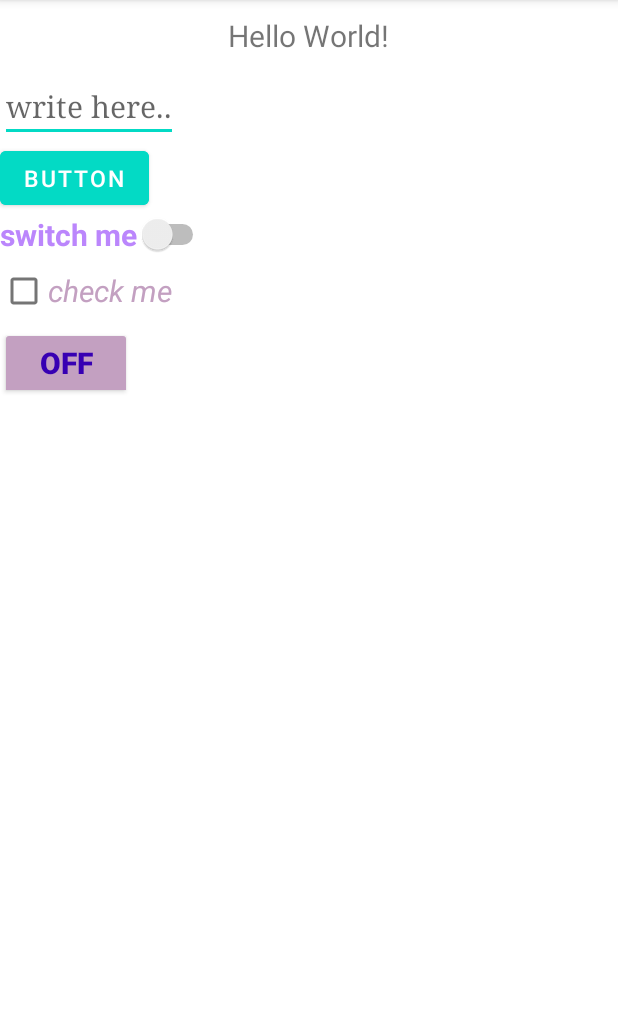
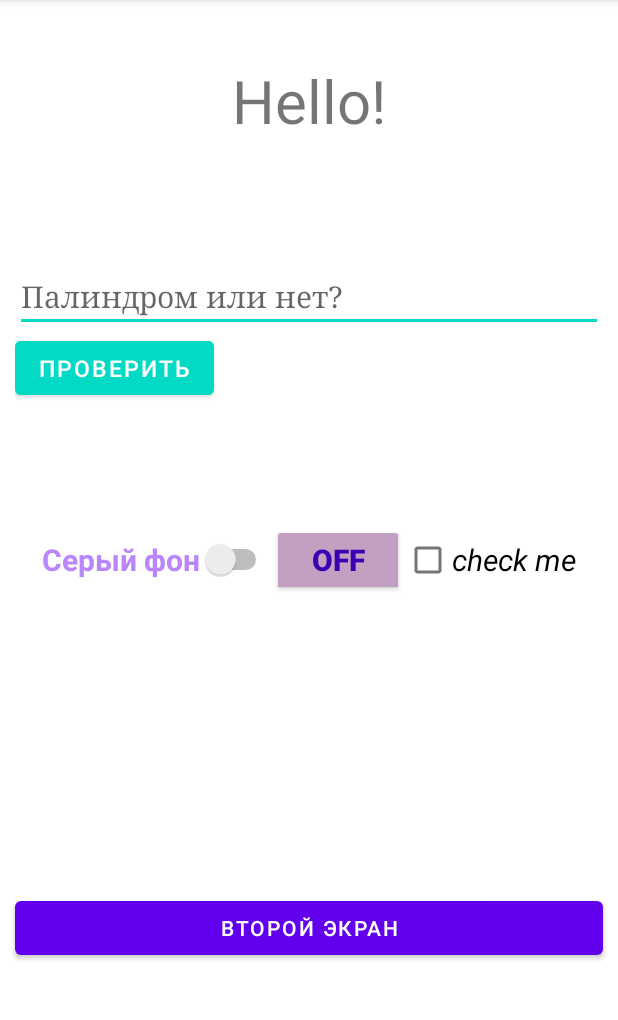
Before and after one commit to Kerencev/HomeWork1, an Android app: the screen it shows after launch (MainActivity), on a phone screen of 412 x 824 dp, the part 84-1104 px from its top. Run offline under Robolectric (Android 15) with nearby library versions, the phone set to English and light mode, and no system bars.

Commit message:
Добавил второй экран и взаимодействие с кнопками

```diff
--- a/app/src/main/AndroidManifest.xml
+++ b/app/src/main/AndroidManifest.xml
@@ -10,6 +10,9 @@
         android:supportsRtl="true"
         android:theme="@style/Theme.HomeWork1">
         <activity
+            android:name=".SecondActivity"
+            android:exported="false" />
+        <activity
             android:name=".MainActivity"
             android:exported="true">
             <intent-filter>
--- a/app/src/main/java/com/kerencev/homeWork1/MainActivity.java
+++ b/app/src/main/java/com/kerencev/homeWork1/MainActivity.java
@@ -2,24 +2,19 @@ package com.kerencev.homeWork1;
 
 import androidx.appcompat.app.AppCompatActivity;
 
+import android.content.Intent;
+import android.graphics.Color;
 import android.os.Bundle;
 import android.view.View;
 import android.widget.Button;
+import android.widget.CheckBox;
 import android.widget.EditText;
-import android.widget.Toast;
+import android.widget.LinearLayout;
+import android.widget.Switch;
+import android.widget.TextView;
+import android.widget.ToggleButton;
 
 public class MainActivity extends AppCompatActivity {
-
-    static boolean isPalindrom(String s) {
-
-        String[] letters = s.split("");
-
-        for (int i = 0; i < letters.length; i++) {
-            if (!letters[i].equalsIgnoreCase(letters[letters.length - 1 - i]))
-                return false;
-        }
-        return true;
-    }
 
     @Override
     protected void onCreate(Bundle savedInstanceState) {
@@ -27,17 +22,86 @@ public class MainActivity extends AppCompatActivity {
         setContentView(R.layout.activity_main);
 
         Button btn = findViewById(R.id.button);
+        Button secondScreen = findViewById(R.id.btn_second_screen);
         EditText text = findViewById(R.id.text);
-
-        isPalindrom(text.getText().toString());
+        TextView result = findViewById(R.id.result_is_palindrom);
+        LinearLayout screenMain = findViewById(R.id.Linear_Layout_Main_Activity);
+        Switch switcher = findViewById(R.id.switcher);
+        ToggleButton setBackgroundText = findViewById(R.id.set_background_text);
+        CheckBox check = findViewById(R.id.check);
+        TextView thanks = findViewById(R.id.thanks);
 
         btn.setOnClickListener(new View.OnClickListener() {
             @Override
             public void onClick(View view) {
-                if(isPalindrom(text.getText().toString()))
-                    Toast.makeText(MainActivity.this, "Это палиндром", Toast.LENGTH_SHORT).show();
+                if (Palindrom.isPalindrom(text.getText().toString())) {
+                    result.setText("Это палиндром!");
+                } else
+                    result.setText("Это не палиндром.");
+                text.setText("");
+            }
+        });
+
+        switcher.setOnClickListener(new View.OnClickListener() {
+            @Override
+            public void onClick(View view) {
+                if (switcher.isChecked())
+                    screenMain.setBackgroundColor(Color.GRAY);
                 else
-                    Toast.makeText(MainActivity.this, "Это не палиндром", Toast.LENGTH_SHORT).show();
+                    screenMain.setBackgroundColor(Color.WHITE);
+            }
+        });
+
+        setBackgroundText.setOnClickListener(new View.OnClickListener() {
+            @Override
+            public void onClick(View view) {
+
+                if (setBackgroundText.isChecked()) {
+                    result.setText("");
+
+                    btn.setOnClickListener(new View.OnClickListener() {
+                        @Override
+                        public void onClick(View view) {
+                            if (Palindrom.isPalindrom(text.getText().toString()))
+                                text.setBackgroundColor(Color.GREEN);
+                            else
+                                text.setBackgroundColor(Color.RED);
+                        }
+                    });
+                } else {
+                    result.setText("");
+                    text.setBackgroundColor(Color.WHITE);
+                    text.setText("");
+
+                    btn.setOnClickListener(new View.OnClickListener() {
+                        @Override
+                        public void onClick(View view) {
+                            if (Palindrom.isPalindrom(text.getText().toString())) {
+                                result.setText("Это палиндром!");
+                            } else
+                                result.setText("Это не палиндром.");
+                            text.setText("");
+                        }
+                    });
+                }
+            }
+        });
+
+        check.setOnClickListener(new View.OnClickListener() {
+            @Override
+            public void onClick(View view) {
+                if (check.isChecked())
+                    thanks.setText("Спасибо!");
+                else
+                    thanks.setText("Верни галочку!");
+            }
+        });
+
+        secondScreen.setOnClickListener(new View.OnClickListener() {
+            @Override
+            public void onClick(View view) {
+                Intent second = new Intent(MainActivity.this, SecondActivity.class);
+                startActivity(second);
             }
         });
     }
--- a/app/src/main/res/layout/activity_main.xml
+++ b/app/src/main/res/layout/activity_main.xml
@@ -2,6 +2,7 @@
 <LinearLayout xmlns:android="http://schemas.android.com/apk/res/android"
     xmlns:app="http://schemas.android.com/apk/res-auto"
     xmlns:tools="http://schemas.android.com/tools"
+    android:id="@+id/Linear_Layout_Main_Activity"
     android:layout_width="match_parent"
     android:layout_height="match_parent"
     android:orientation="vertical"
@@ -11,43 +12,63 @@
         android:layout_width="wrap_content"
         android:layout_height="wrap_content"
         android:layout_gravity="center"
-        android:layout_margin="10dp"
-        android:text="Hello World!"
-        android:textSize="20sp" />
+        android:layout_marginTop="40dp"
+        android:text="Hello!"
+        android:textSize="40sp" />
 
     <EditText
         android:id="@+id/text"
-        android:layout_width="wrap_content"
+        android:layout_width="match_parent"
         android:layout_height="wrap_content"
-        android:hint="write here.."
+        android:layout_marginStart="10dp"
+        android:layout_marginTop="80dp"
+        android:layout_marginEnd="10dp"
+        android:hint="Палиндром или нет?"
         android:textSize="20sp"
         android:typeface="serif" />
+
+    <LinearLayout
+        android:layout_width="match_parent"
+        android:layout_height="wrap_content"
+        android:layout_marginStart="10dp">
 
         <Button
             android:id="@+id/button"
             android:layout_width="wrap_content"
             android:layout_height="wrap_content"
             android:backgroundTint="@color/teal_200"
-        android:text="button"
+            android:text="Проверить"
             android:textSize="15sp" />
 
-    <Switch
+        <TextView
+            android:id="@+id/result_is_palindrom"
             android:layout_width="wrap_content"
             android:layout_height="wrap_content"
-        android:text="switch me"
+            android:layout_marginStart="10dp"
+            android:textColor="@color/teal_200"
+            android:textSize="20sp"
+            android:textStyle="bold"
+            tools:text="Это палиндром!" />
+
+    </LinearLayout>
+
+    <LinearLayout
+        android:layout_width="match_parent"
+        android:layout_height="wrap_content"
+        android:layout_marginTop="80dp"
+        android:gravity="center">
+
+        <Switch
+            android:id="@+id/switcher"
+            android:layout_width="wrap_content"
+            android:layout_height="wrap_content"
+            android:text="Серый фон"
             android:textColor="@color/purple_200"
             android:textSize="20sp"
             android:textStyle="bold" />
 
-    <CheckBox
-        android:layout_width="wrap_content"
-        android:layout_height="wrap_content"
-        android:text="check me"
-        android:textColor="@color/material_dynamic_tertiary70"
-        android:textSize="20sp"
-        android:textStyle="italic" />
-
         <ToggleButton
+            android:id="@+id/set_background_text"
             android:layout_width="wrap_content"
             android:layout_height="wrap_content"
             android:backgroundTint="@color/material_dynamic_tertiary70"
@@ -55,5 +76,33 @@
             android:textSize="20sp"
             android:textStyle="bold" />
 
+        <CheckBox
+            android:id="@+id/check"
+            android:layout_width="wrap_content"
+            android:layout_height="wrap_content"
+            android:text="check me"
+            android:textSize="20sp"
+            android:textStyle="italic" />
 
     </LinearLayout>
+
+    <TextView
+        android:id="@+id/thanks"
+        android:layout_width="wrap_content"
+        android:layout_height="wrap_content"
+        android:layout_gravity="center"
+        android:layout_marginTop="50dp"
+        android:textSize="50sp"
+        tools:text="Верни галочку!" />
+
+    <Button
+        android:id="@+id/btn_second_screen"
+        android:layout_width="match_parent"
+        android:layout_height="wrap_content"
+        android:layout_gravity="center"
+        android:layout_marginStart="10dp"
+        android:layout_marginTop="80dp"
+        android:layout_marginEnd="10dp"
+        android:text="Второй экран" />
+
+</LinearLayout>
```
Also changed, not shown: app/src/main/java/com/kerencev/homeWork1/Palindrom.java (added, +20 -0 lines), app/src/main/java/com/kerencev/homeWork1/SecondActivity.java (added, +27 -0 lines). Lines whose indentation alone changed are shown as unchanged.
